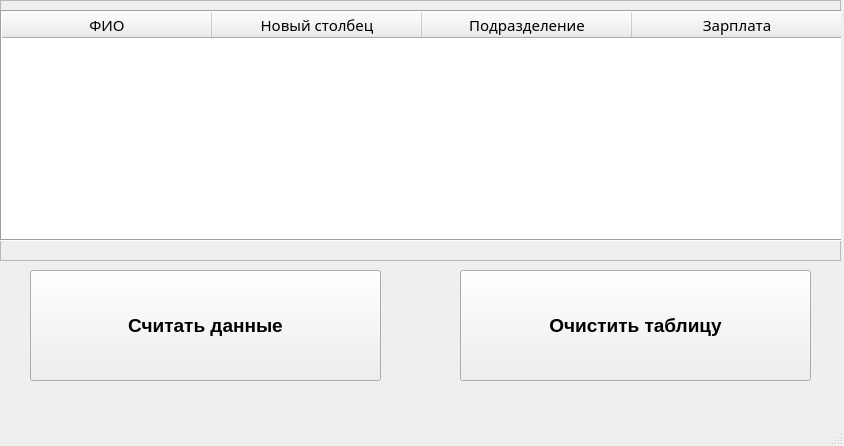
Above: employee.ui from Nekch1/task before the change. Below: the same form after it.
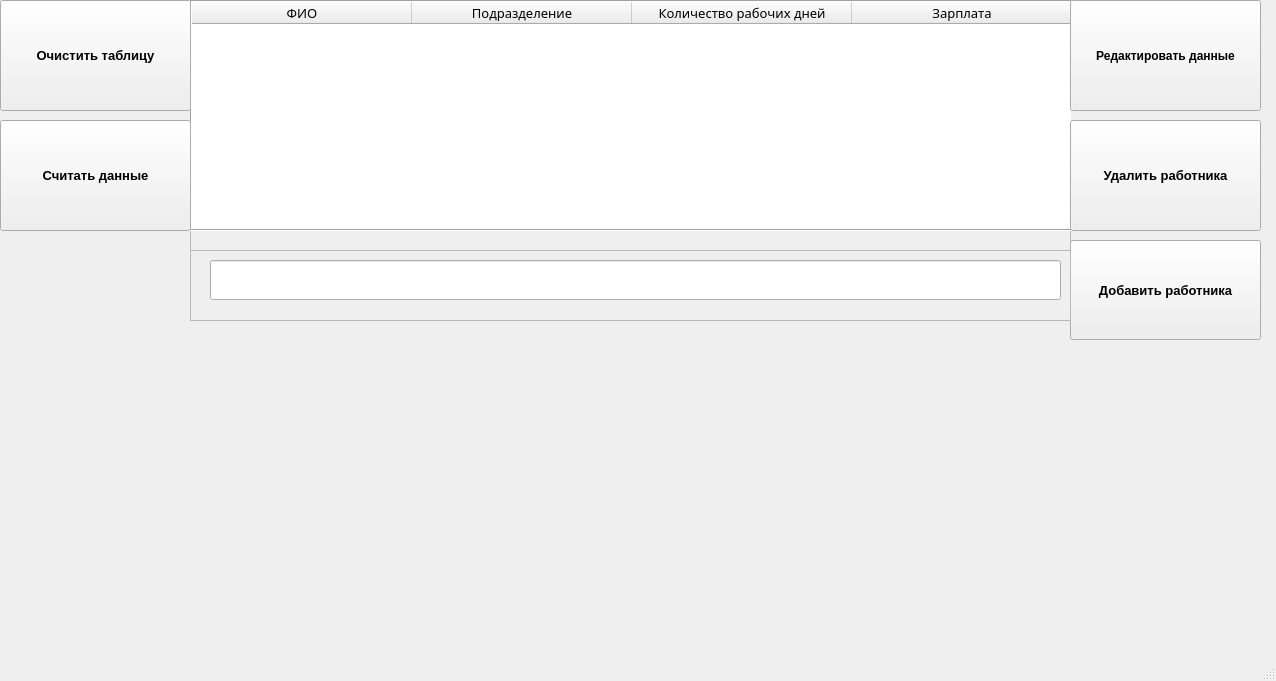
That is the form after the change.

The edit to the form file:
```diff
--- a/employee.ui
+++ b/employee.ui
@@ -9,8 +9,8 @@
    <rect>
     <x>0</x>
     <y>0</y>
-    <width>844</width>
-    <height>446</height>
+    <width>1276</width>
+    <height>681</height>
    </rect>
   </property>
   <property name="windowTitle">
@@ -20,9 +20,9 @@
    <widget class="QFrame" name="frame">
     <property name="geometry">
      <rect>
-      <x>0</x>
-      <y>0</y>
-      <width>841</width>
+      <x>190</x>
+      <y>-10</y>
+      <width>881</width>
       <height>261</height>
      </rect>
     </property>
@@ -37,14 +37,14 @@
       <rect>
        <x>0</x>
        <y>10</y>
-       <width>851</width>
+       <width>891</width>
        <height>231</height>
       </rect>
      </property>
      <property name="font">
       <font>
        <family>Perpetua</family>
-       <pointsize>11</pointsize>
+       <pointsize>10</pointsize>
       </font>
      </property>
      <property name="frameShape">
@@ -63,23 +63,23 @@
       <bool>true</bool>
      </attribute>
      <attribute name="horizontalHeaderDefaultSectionSize">
-      <number>210</number>
+      <number>220</number>
      </attribute>
      <column>
       <property name="text">
        <string>ФИО</string>
       </property>
      </column>
-     <column>
-      <property name="text">
-       <string>Новый столбец</string>
-      </property>
-     </column>
      <column>
       <property name="text">
        <string>Подразделение</string>
       </property>
      </column>
+     <column>
+      <property name="text">
+       <string>Количество рабочих дней</string>
+      </property>
+     </column>
      <column>
       <property name="text">
        <string>Зарплата</string>
@@ -90,16 +90,16 @@
    <widget class="QPushButton" name="pushButton_2">
     <property name="geometry">
      <rect>
-      <x>460</x>
-      <y>270</y>
-      <width>351</width>
+      <x>0</x>
+      <y>0</y>
+      <width>191</width>
       <height>111</height>
      </rect>
     </property>
     <property name="font">
      <font>
       <family>Arial</family>
-      <pointsize>14</pointsize>
+      <pointsize>10</pointsize>
       <weight>75</weight>
       <bold>true</bold>
      </font>
@@ -111,16 +111,16 @@
    <widget class="QPushButton" name="pushButton">
     <property name="geometry">
      <rect>
-      <x>30</x>
-      <y>270</y>
-      <width>351</width>
+      <x>0</x>
+      <y>120</y>
+      <width>191</width>
       <height>111</height>
      </rect>
     </property>
     <property name="font">
      <font>
       <family>Arial</family>
-      <pointsize>14</pointsize>
+      <pointsize>10</pointsize>
       <weight>75</weight>
       <bold>true</bold>
      </font>
@@ -129,6 +129,101 @@
      <string>Считать данные</string>
     </property>
    </widget>
+   <widget class="QPushButton" name="pushButton_3">
+    <property name="geometry">
+     <rect>
+      <x>1070</x>
+      <y>240</y>
+      <width>191</width>
+      <height>100</height>
+     </rect>
+    </property>
+    <property name="font">
+     <font>
+      <family>Arial</family>
+      <pointsize>10</pointsize>
+      <weight>75</weight>
+      <bold>true</bold>
+     </font>
+    </property>
+    <property name="text">
+     <string>Добавить работника</string>
+    </property>
+   </widget>
+   <widget class="QPushButton" name="pushButton_4">
+    <property name="geometry">
+     <rect>
+      <x>1070</x>
+      <y>120</y>
+      <width>191</width>
+      <height>111</height>
+     </rect>
+    </property>
+    <property name="font">
+     <font>
+      <family>Arial</family>
+      <pointsize>10</pointsize>
+      <weight>75</weight>
+      <bold>true</bold>
+     </font>
+    </property>
+    <property name="text">
+     <string>Удалить работника</string>
+    </property>
+   </widget>
+   <widget class="QPushButton" name="pushButton_5">
+    <property name="geometry">
+     <rect>
+      <x>1070</x>
+      <y>0</y>
+      <width>191</width>
+      <height>111</height>
+     </rect>
+    </property>
+    <property name="font">
+     <font>
+      <family>Arial</family>
+      <pointsize>9</pointsize>
+      <weight>75</weight>
+      <bold>true</bold>
+     </font>
+    </property>
+    <property name="text">
+     <string>Редактировать данные</string>
+    </property>
+   </widget>
+   <widget class="QFrame" name="frame_2">
+    <property name="geometry">
+     <rect>
+      <x>190</x>
+      <y>250</y>
+      <width>881</width>
+      <height>71</height>
+     </rect>
+    </property>
+    <property name="frameShape">
+     <enum>QFrame::StyledPanel</enum>
+    </property>
+    <property name="frameShadow">
+     <enum>QFrame::Raised</enum>
+    </property>
+    <widget class="QLineEdit" name="lineEdit">
+     <property name="geometry">
+      <rect>
+       <x>20</x>
+       <y>10</y>
+       <width>851</width>
+       <height>40</height>
+      </rect>
+     </property>
+     <property name="font">
+      <font>
+       <family>Perpetua</family>
+       <pointsize>12</pointsize>
+      </font>
+     </property>
+    </widget>
+   </widget>
   </widget>
   <widget class="QMenuBar" name="menubar">
    <property name="geometry">
```
Left out of the diff: 2 changed lines with no effect on the pictures.
